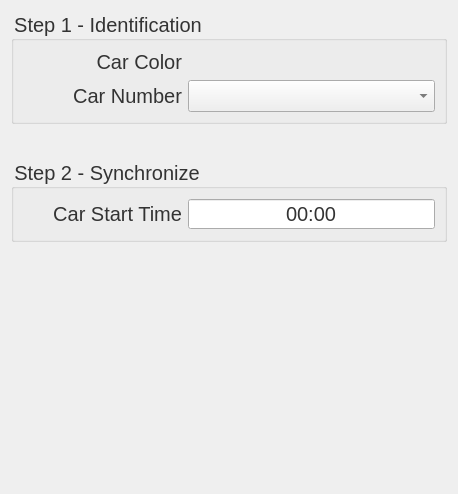
Old version of the form widgets/GPSForm.ui in the repository bluemellophone/gzc-client.
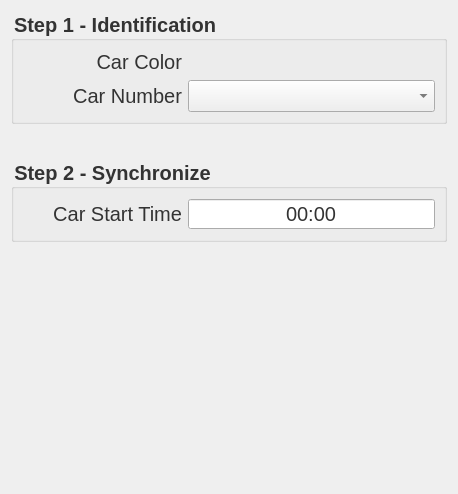
New version of the form.

What changed in the file:
```diff
--- a/widgets/GPSForm.ui
+++ b/widgets/GPSForm.ui
@@ -29,6 +29,8 @@
        <property name="font">
         <font>
          <pointsize>-1</pointsize>
+         <weight>75</weight>
+         <bold>true</bold>
         </font>
        </property>
        <property name="styleSheet">
@@ -113,6 +115,8 @@
        <property name="font">
         <font>
          <pointsize>-1</pointsize>
+         <weight>75</weight>
+         <bold>true</bold>
         </font>
        </property>
        <property name="styleSheet">
```
